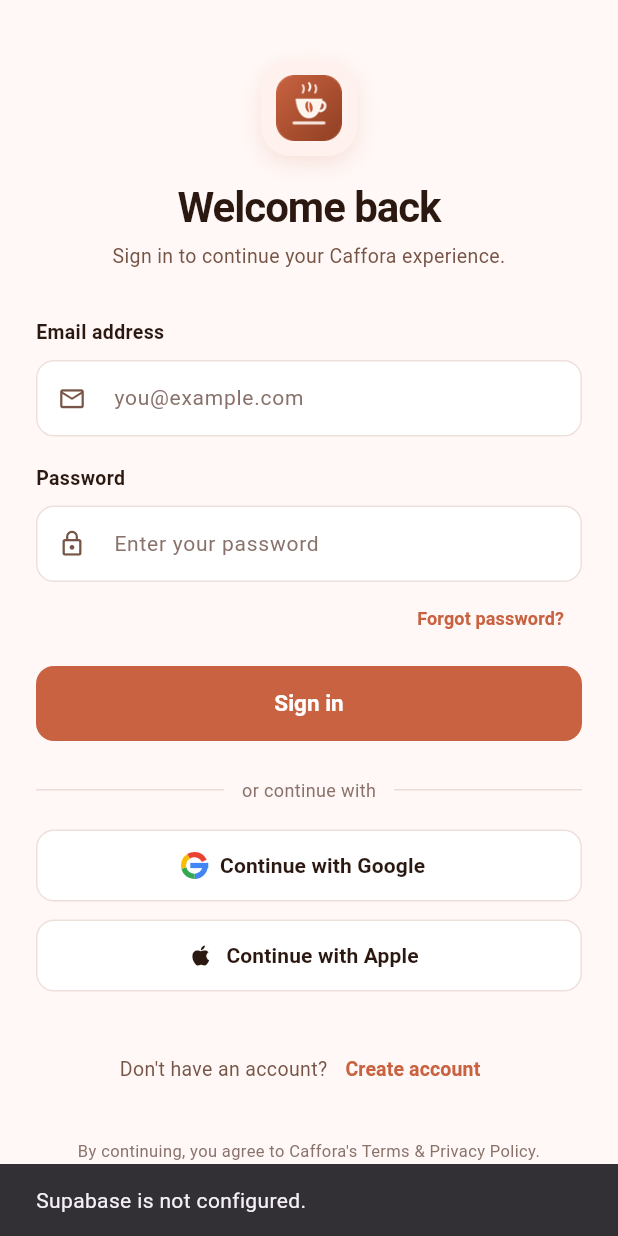
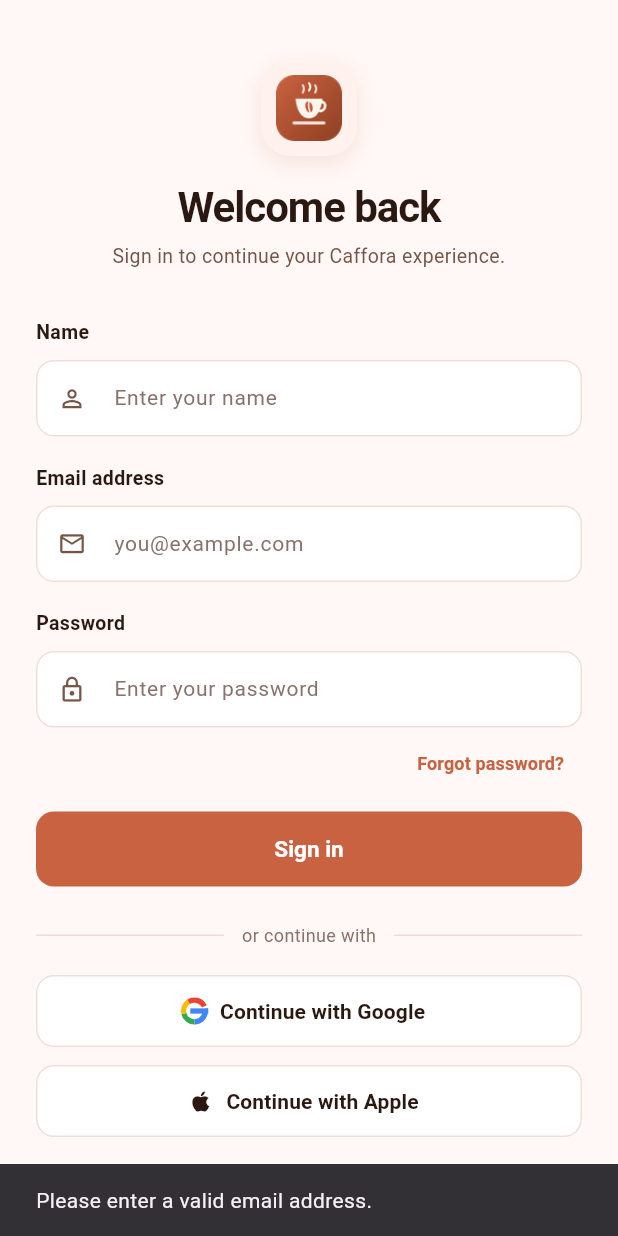
Before and after one commit to Abishani/CafforaMobileApp, a Flutter app: the LoginPage screen opened by its route, after a tap on "Sign in", on a phone screen of 412 x 824 dp. Run offline on Flutter 3.47's test engine with Material 3 defaults, Android fonts, the phone set to English and light mode, and no system bars; our stand-ins replace supabase_flutter; accounts and stored records are empty; Roboto replaces fonts that are missing (Plus Jakarta Sans).

Commit message:
fix: name changes in the profile according to the login details

```diff
--- a/lib/core/auth/auth_controller.dart
+++ b/lib/core/auth/auth_controller.dart
@@ -16,18 +16,34 @@
 class AuthController extends ChangeNotifier {
   AuthController._(this._client);
 
-  factory AuthController.guest() => AuthController._(null);
+  factory AuthController.guest({String? name, String? email}) {
+    final controller = AuthController._(null);
+    controller._role = UserRole.guest;
+    controller._displayName = name ?? 'Guest';
+    controller._email = email ?? 'guest@caffora.com';
+    return controller;
+  }
 
-  factory AuthController.registered() {
+  factory AuthController.registered({String? name, String? email}) {
     final controller = AuthController._(null);
     controller._role = UserRole.registered;
-    controller._displayName = 'Alex';
+    controller._displayName = name ?? 'Alex Morgan';
+    controller._email = email ?? 'alex.morgan@example.com';
+    return controller;
+  }
+
+  factory AuthController.admin({String? name, String? email}) {
+    final controller = AuthController._(null);
+    controller._role = UserRole.admin;
+    controller._displayName = name ?? 'Abi';
+    controller._email = email ?? 'abi@gmail.com';
     return controller;
   }
 
   final SupabaseClient? _client;
   UserRole _role = UserRole.guest;
-  String _displayName = 'Alex';
+  String _displayName = 'Guest';
+  String _email = 'guest@caffora.com';
   bool _loading = false;
 
   UserRole get role => _role;
@@ -36,13 +52,15 @@
   bool get isRegistered => _role == UserRole.registered;
   bool get isLoading => _loading;
   String get displayName => _displayName;
+  String get greetingName => _displayName.split(' ').first;
+  String get email => _email;
   String? get userId => _client?.auth.currentUser?.id;
   SupabaseClient? get client => _client;
 
   static Future<AuthController> create() async {
     const url = String.fromEnvironment('SUPABASE_URL');
     const anonKey = String.fromEnvironment('SUPABASE_ANON_KEY');
-    if (url.isEmpty || anonKey.isEmpty) return AuthController._(null);
+    if (url.isEmpty || anonKey.isEmpty) return AuthController.registered();
     await Supabase.initialize(url: url, publishableKey: anonKey);
     final controller = AuthController._(Supabase.instance.client);
     await controller.refreshSession();
@@ -53,42 +71,69 @@
     final user = _client?.auth.currentUser;
     if (user == null) {
       _role = UserRole.guest;
-      _displayName = 'Alex';
+      _displayName = 'Guest';
+      _email = 'guest@caffora.com';
       notifyListeners();
       return;
     }
+    _email = user.email ?? 'guest@caffora.com';
     _setDisplayName(user.email, user.userMetadata);
     await _loadRole(user.id);
   }
 
   Future<String?> signIn({
+    String? name,
     required String email,
     required String password,
   }) async {
+    final trimmedEmail = email.trim();
+    final trimmedName = name?.trim();
+
     if (_client == null) {
-      if (email.toLowerCase() == 'abi@gmail.com') {
+      if (trimmedEmail.toLowerCase() == 'abi@gmail.com') {
         _role = UserRole.admin;
-        _displayName = 'Abi';
+        _displayName = (trimmedName != null && trimmedName.isNotEmpty) ? trimmedName : 'Abi';
+        _email = trimmedEmail;
         notifyListeners();
         return null;
       }
-      if (email.toLowerCase() == 'john@gmail.com') {
+      if (trimmedEmail.toLowerCase() == 'john@gmail.com') {
         _role = UserRole.registered;
-        _displayName = 'John';
+        _displayName = (trimmedName != null && trimmedName.isNotEmpty) ? trimmedName : 'John';
+        _email = trimmedEmail;
         notifyListeners();
         return null;
       }
-      return 'Supabase is not configured.';
+      if (trimmedEmail.isNotEmpty) {
+        _role = trimmedEmail.toLowerCase().contains('admin') ? UserRole.admin : UserRole.registered;
+        _displayName = (trimmedName != null && trimmedName.isNotEmpty)
+            ? trimmedName
+            : (trimmedEmail.contains('@')
+                ? (trimmedEmail.split('@').first.isEmpty
+                    ? 'User'
+                    : trimmedEmail.split('@').first[0].toUpperCase() +
+                        trimmedEmail.split('@').first.substring(1))
+                : 'User');
+        _email = trimmedEmail;
+        notifyListeners();
+        return null;
+      }
+      return 'Please enter a valid email address.';
     }
     _loading = true;
     notifyListeners();
     try {
       final response = await _client.auth.signInWithPassword(
-        email: email,
+        email: trimmedEmail,
         password: password,
       );
       if (response.user == null) return 'Unable to sign in.';
-      _setDisplayName(response.user!.email, response.user!.userMetadata);
+      _email = response.user!.email ?? trimmedEmail;
+      if (trimmedName != null && trimmedName.isNotEmpty) {
+        _displayName = trimmedName;
+      } else {
+        _setDisplayName(response.user!.email, response.user!.userMetadata);
+      }
       await _loadRole(response.user!.id);
       return null;
     } on AuthException catch (error) {
@@ -102,14 +147,15 @@
   Future<void> signOut() async {
     await _client?.auth.signOut();
     _role = UserRole.guest;
-    _displayName = 'Alex';
+    _displayName = 'Guest';
+    _email = 'guest@caffora.com';
     notifyListeners();
   }
 
   void _setDisplayName(String? email, Map<String, dynamic>? metadata) {
     final metadataName = metadata?['full_name'] ?? metadata?['name'];
     if (metadataName is String && metadataName.trim().isNotEmpty) {
-      _displayName = metadataName.trim().split(' ').first;
+      _displayName = metadataName.trim();
       return;
     }
     final localPart = email?.split('@').first.trim();
@@ -165,7 +211,6 @@
     final restricted = <String>{
       '/cart',
       '/orders',
-      '/profile',
       '/admin',
     };
     if (restricted.contains(settings.name)) {
--- a/lib/features/auth/presentation/pages/login_page.dart
+++ b/lib/features/auth/presentation/pages/login_page.dart
@@ -12,11 +12,13 @@
 }
 
 class _LoginPageState extends State<LoginPage> {
+  final _nameController = TextEditingController();
   final _emailController = TextEditingController();
   final _passwordController = TextEditingController();
 
   @override
   void dispose() {
+    _nameController.dispose();
     _emailController.dispose();
     _passwordController.dispose();
     super.dispose();
@@ -25,9 +27,20 @@
   Future<void> _submit() async {
     FocusScope.of(context).unfocus();
     final auth = AuthScope.of(context);
+    var name = _nameController.text.trim();
+    var email = _emailController.text.trim();
+    final password = _passwordController.text;
+
+    // Gracefully handle if email was entered into the first field by an automated test
+    if (email.isEmpty && name.contains('@')) {
+      email = name;
+      name = '';
+    }
+
     final error = await auth.signIn(
-      email: _emailController.text.trim(),
-      password: _passwordController.text,
+      name: name.isNotEmpty ? name : null,
+      email: email,
+      password: password,
     );
     if (!mounted) return;
     if (error != null) {
@@ -58,6 +71,13 @@
                 children: [
                   const LoginBrand(),
                   const SizedBox(height: 32),
+                  LoginField(
+                    label: 'Name',
+                    hint: 'Enter your name',
+                    icon: Icons.person_outline,
+                    controller: _nameController,
+                  ),
+                  const SizedBox(height: 18),
                   LoginField(
                     label: 'Email address',
                     hint: 'you@example.com',
--- a/lib/features/home/presentation/pages/home_page.dart
+++ b/lib/features/home/presentation/pages/home_page.dart
@@ -79,7 +79,10 @@
   @override
   Widget build(BuildContext context) {
     final palette = context.appColors;
-    final displayName = AuthScope.maybeOf(context)?.displayName ?? 'Alex';
+    final auth = AuthScope.maybeOf(context);
+    final displayName = auth?.isGuest == true
+        ? 'Alex'
+        : (auth?.greetingName.isNotEmpty == true ? auth!.greetingName : 'Alex');
 
     return Scaffold(
       backgroundColor: palette.background,
--- a/lib/features/home/presentation/widgets/home_components.dart
+++ b/lib/features/home/presentation/widgets/home_components.dart
@@ -513,7 +513,7 @@
       UserRole.guest => const [
         (Icons.coffee_outlined, 'Home'),
         (Icons.menu_book_outlined, 'Menu'),
-        // (Icons.palette_outlined, 'Appearance'),
+        (Icons.palette_outlined, 'Appearance'),
       ],
       UserRole.admin => const [
         (Icons.coffee_outlined, 'Home'),
--- a/lib/features/profile/presentation/widgets/profile_components.dart
+++ b/lib/features/profile/presentation/widgets/profile_components.dart
@@ -10,7 +10,9 @@
   @override
   Widget build(BuildContext context) {
     final palette = context.appColors;
-    final displayName = AuthScope.maybeOf(context)?.displayName ?? 'Alex';
+    final auth = AuthScope.maybeOf(context);
+    final displayName = auth?.displayName ?? 'Alex Morgan';
+    final email = auth?.email ?? 'alex.morgan@example.com';
 
     return Container(
       padding: const EdgeInsets.all(16),
@@ -44,7 +46,7 @@
               crossAxisAlignment: CrossAxisAlignment.start,
               children: [
                 Text(
-                  '$displayName Morgan',
+                  displayName,
                   style: TextStyle(
                     color: palette.ink,
                     fontSize: 18,
@@ -54,7 +56,7 @@
                 ),
                 const SizedBox(height: 2),
                 Text(
-                  '${displayName.toLowerCase()}.morgan@example.com',
+                  email,
                   style: TextStyle(
                     color: palette.body,
                     fontSize: 12,
```
Also changed, not shown: lib/features/profile/presentation/pages/profile_page.dart (+28 -3 lines), 1 other file.
